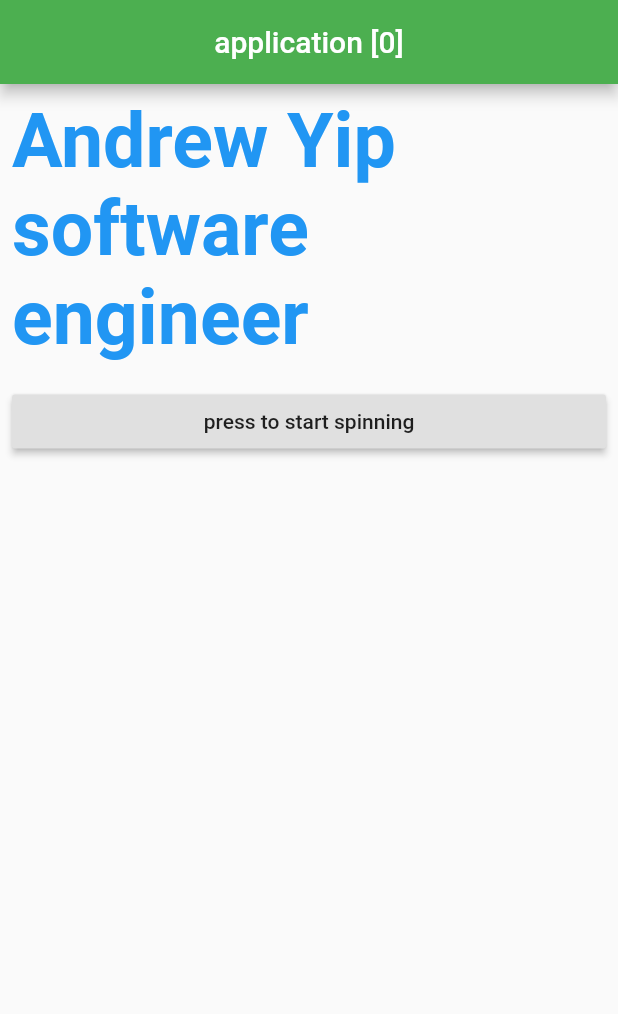
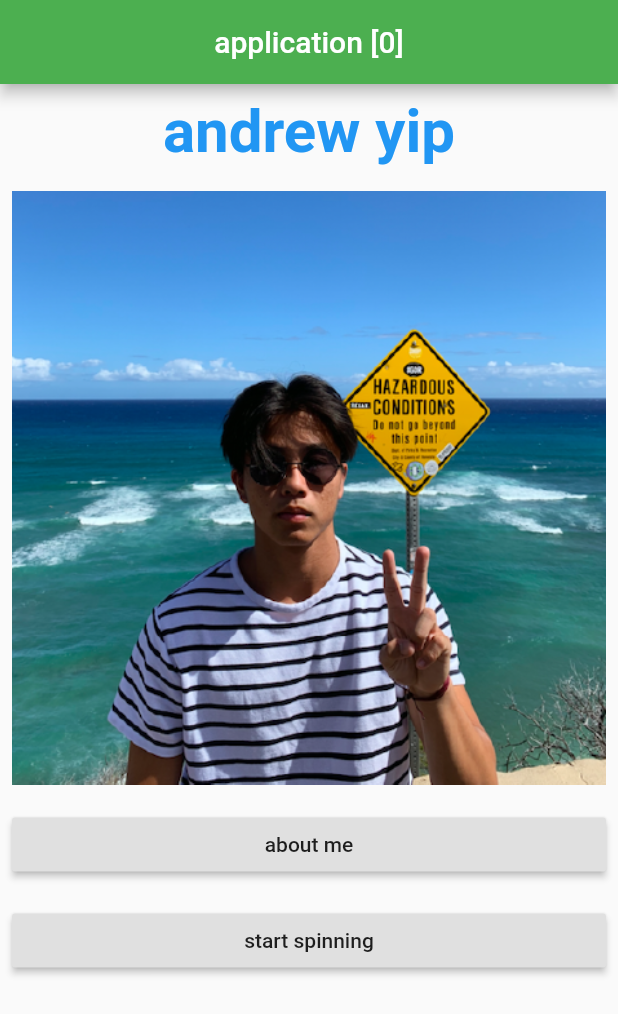
Before and after one commit to andrew-yip/flutter-first-app, a Flutter app: the screen it shows after launch, on a phone screen of 412 x 824 dp. Shown: the top 1014 px of the screen. Run offline on Flutter 3.47's test engine with Material 2 defaults, Android fonts, the phone set to English and light mode, and no system bars; our stand-ins replace flutter_spinkit.

Commit message:
added/revised image, added a button, added about me page
had some trouble with navigation from home screen to about me page

```diff
--- a/lib/main.dart
+++ b/lib/main.dart
@@ -1,5 +1,6 @@
 import 'package:flutter/material.dart';
 import 'package:flutter_spinkit/flutter_spinkit.dart';
+import 'package:helloworldapp/screens/about_me.dart';
 
 void main() {
   runApp(MyApp());
@@ -12,7 +13,7 @@ class MyApp extends StatefulWidget {
 
 class _MyAppState extends State<MyApp> {
   var isLoading = false;
-  var btnText = ['press to start spinning', 'press to stop spinning'];
+  var btnText = ['start spinning', 'stop spinning'];
 
   @override
   Widget build(BuildContext context) {
@@ -29,15 +30,33 @@ class _MyAppState extends State<MyApp> {
               padding: const EdgeInsets.all(8.0),
               child: Center(
                 child: Text(
-                  'Andrew Yip\nsoftware engineer',
+                  'andrew yip',
                   style: TextStyle(
                     color: Colors.blue,
-                    fontSize: 50.2,
+                    fontSize: 40,
                     fontWeight: FontWeight.bold,
                   ),
                 ),
               ),
             ),
+                Padding(
+                  padding: const EdgeInsets.all(8.0),
+                  child: Center(
+                    child: Image(image: AssetImage('assets/images/me.png'))
+                  ),
+                ),
+                Padding(
+                  padding: const EdgeInsets.all(8.0),
+                  child: RaisedButton(
+                    child: Text('about me'), // ternary. if loading true text = [1] else [0]
+                    onPressed: () {
+                      Navigator.push(
+                        context,
+                        MaterialPageRoute(builder: (context) => AboutMe()),
+                      );
+                    },
+                  ),
+                ),
             Padding(
               padding: const EdgeInsets.all(8.0),
               child: RaisedButton(
--- a/pubspec.yaml
+++ b/pubspec.yaml
@@ -48,7 +48,7 @@ flutter:
 
   # To add assets to your application, add an assets section, like this:
   assets:
-      - assets/images/me.jpg
+      - assets/images/me.png
 
   # An image asset can refer to one or more resolution-specific "variants", see
   # https://flutter.dev/assets-and-images/#resolution-aware.
```
Also changed, not shown: lib/screens/about_me.dart (added, +20 -0 lines), assets/images/me.png (added).
